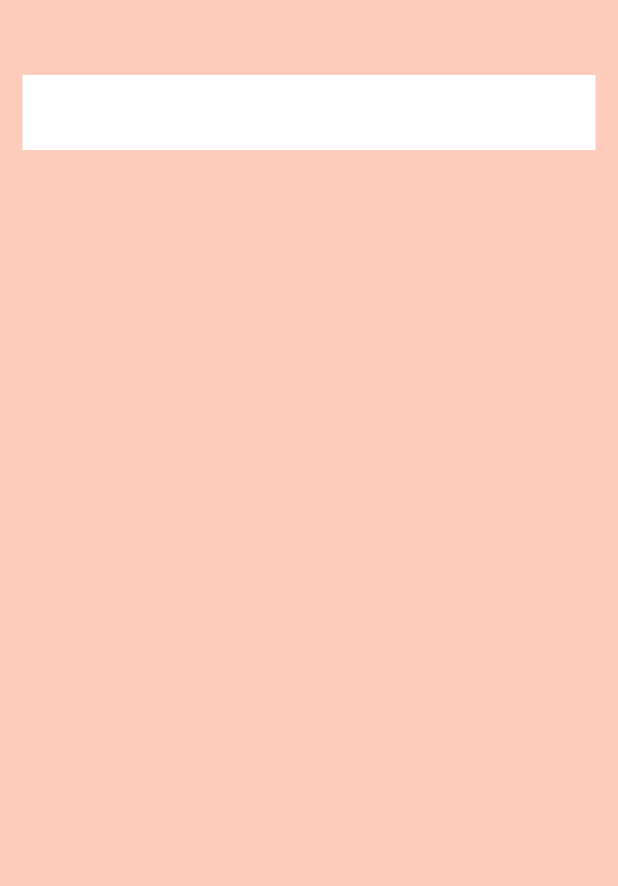
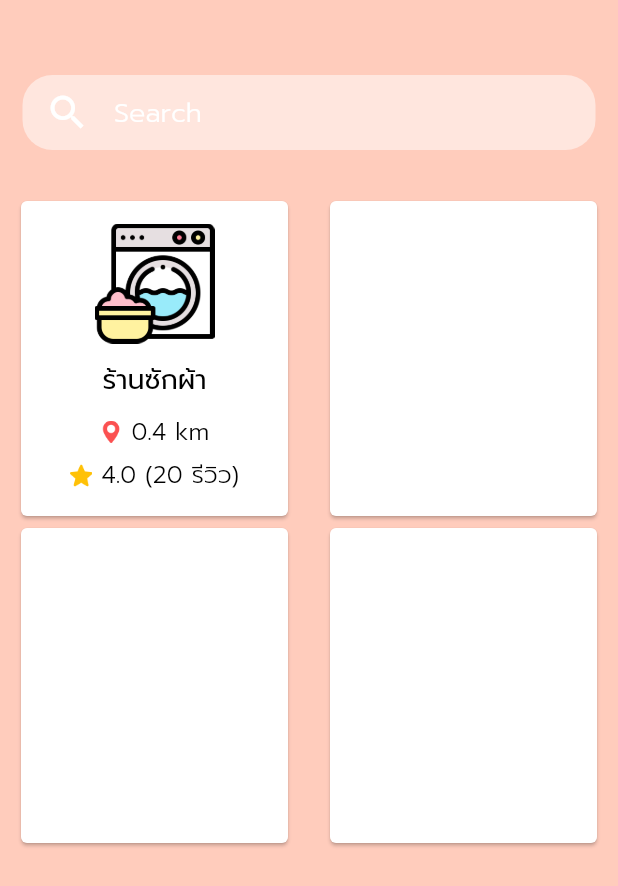
Before and after one commit to maysmiler/Final-Project, a Flutter app: the HomePage screen opened directly, on a phone screen of 412 x 824 dp. Shown: the top 886 px of the screen. Run offline on Flutter 3.47's test engine with Material 2 defaults, Android fonts, the phone set to English and light mode, and no system bars; our stand-ins replace curved_navigation_bar, smooth_star_rating.

```diff
--- a/newlaundry/lib/main.dart
+++ b/newlaundry/lib/main.dart
@@ -1,10 +1,10 @@
 import 'package:flutter/material.dart';
-//import 'package:curved_navigation_bar/curved_navigation_bar.dart';
-import 'package:newlaundry/signinpage/signinpage.dart';
-// import 'userpage/historypage.dart';
-// import 'userpage/homepage.dart';
-// import 'userpage/notificationpage.dart';
-// import 'userpage/profilepage.dart';
+import 'package:curved_navigation_bar/curved_navigation_bar.dart';
+//import 'package:newlaundry/signinpage/signinpage.dart';
+import 'userpage/historypage.dart';
+import 'userpage/homepage.dart';
+import 'userpage/notificationpage.dart';
+import 'userpage/profilepage.dart';
 
 void main() => runApp(MyApp());
 
@@ -14,42 +14,42 @@ class MyApp extends StatefulWidget {
 }
 
 class _MyAppState extends State<MyApp> {
-  // int _currentIndex = 0;
+  int _currentIndex = 0;
 
-  // final _pageActive = [
-  //   HomePage(),
-  //   HistoryPage(),
-  //   NotificationPage(),
-  //   ProfilePage(),
-  // ];
+  final _pageActive = [
+    HomePage(),
+    HistoryPage(),
+    NotificationPage(),
+    ProfilePage(),
+  ];
 
   @override
   Widget build(BuildContext context) {
     return MaterialApp(
       debugShowCheckedModeBanner: false,
-      home: SignInPage(),
-      // home: Scaffold(
-      //   body: _pageActive[_currentIndex],
-      //   bottomNavigationBar: CurvedNavigationBar(
-      //     onTap: (int index) {
-      //       setState(() {
-      //         _currentIndex = index;
-      //       });
-      //     },
-      //     height: 60,
-      //     items: <Widget>[
-      //       Icon(Icons.home, size: 30, color: Colors.white),
-      //       Icon(Icons.history, size: 30, color: Colors.white),
-      //       Icon(Icons.notifications_active, size: 30, color: Colors.white),
-      //       Icon(Icons.perm_identity, size: 30, color: Colors.white),
-      //     ],
-      //     color: Colors.redAccent[100],
-      //     backgroundColor: Colors.deepOrange[100],
-      //     buttonBackgroundColor: Colors.redAccent[100],
-      //     animationCurve: Curves.easeInOut,
-      //     animationDuration: Duration(milliseconds: 600),
-      //   ),
-      // ),
+      //home: SignInPage(),
+      home: Scaffold(
+        body: _pageActive[_currentIndex],
+        bottomNavigationBar: CurvedNavigationBar(
+          onTap: (int index) {
+            setState(() {
+              _currentIndex = index;
+            });
+          },
+          height: 60,
+          items: <Widget>[
+            Icon(Icons.home, size: 30, color: Colors.white),
+            Icon(Icons.history, size: 30, color: Colors.white),
+            Icon(Icons.notifications_active, size: 30, color: Colors.white),
+            Icon(Icons.perm_identity, size: 30, color: Colors.white),
+          ],
+          color: Colors.redAccent[100],
+          backgroundColor: Colors.deepOrange[100],
+          buttonBackgroundColor: Colors.redAccent[100],
+          animationCurve: Curves.easeInOut,
+          animationDuration: Duration(milliseconds: 600),
+        ),
+      ),
     );
   }
 }
--- a/newlaundry/lib/userpage/homepage.dart
+++ b/newlaundry/lib/userpage/homepage.dart
@@ -1,5 +1,6 @@
 import 'package:flutter/material.dart';
-//import 'package:newlaundry/widgets/menupage.dart';
+import 'package:newlaundry/widgets/menuempty.dart';
+import 'package:newlaundry/widgets/menupage.dart';
 import 'package:newlaundry/widgets/search_field.dart';
 
 class HomePage extends StatefulWidget {
@@ -19,7 +20,26 @@ class HomePageState extends State<HomePage> {
           ),
           SearchField(),
           SizedBox(height: 30),
-          //MenuPage(),
+          Row(
+            children: [
+              Expanded(
+                child: MenuPage(),
+              ),
+              Expanded(
+                child: MenuEmpty(),
+              ),
+            ],
+          ),
+          Row(
+            children: [
+              Expanded(
+                child: MenuEmpty(),
+              ),
+              Expanded(
+                child: MenuEmpty(),
+              ),
+            ],
+          ),
         ],
       ),
     );
--- a/newlaundry/lib/userpage/profileuser/accountpage.dart
+++ b/newlaundry/lib/userpage/profileuser/accountpage.dart
@@ -37,7 +37,9 @@ class AccountPageState extends State<AccountPage> {
                   fontSize: 20,
                   fontWeight: FontWeight.bold),
             ),
-          )
+          ),
+          SizedBox(height: 30),
+
         ],
       ),
     );
--- /dev/null
+++ b/newlaundry/lib/widgets/menuempty.dart
@@ -0,0 +1,25 @@
+import 'package:flutter/material.dart';
+
+class MenuEmpty extends StatefulWidget {
+  @override
+  MenuEmptyState createState() => MenuEmptyState();
+}
+
+class MenuEmptyState extends State<MenuEmpty> {
+  @override
+  Widget build(BuildContext context) {
+    return Container(
+      margin: EdgeInsets.only(left: 10, right: 10),
+      width: double.maxFinite,
+      child: InkWell(
+        onTap: () => {},
+        child: Card(
+          child: Container(
+            height: 210,
+            width: 0,
+          ),
+        ),
+      ),
+    );
+  }
+}
--- a/newlaundry/lib/widgets/menupage.dart
+++ b/newlaundry/lib/widgets/menupage.dart
@@ -1,4 +1,5 @@
 import 'package:flutter/material.dart';
+import 'package:newlaundry/userpage/menu/menudetail.dart';
 
 class MenuPage extends StatefulWidget {
   @override
@@ -9,14 +10,88 @@ class MenuPageState extends State<MenuPage> {
   @override
   Widget build(BuildContext context) {
     return Container(
-      margin: EdgeInsets.only(left: 15, right: 15),
+      margin: EdgeInsets.only(left: 10, right: 10),
       width: double.maxFinite,
       child: InkWell(
-        onTap: () => {},
+        onTap: () => {
+          Navigator.push(
+            context,
+            MaterialPageRoute(builder: (context) => MenuDetailPage()),
+          ),
+        },
         child: Card(
           child: Container(
-            height: 180,
-            width: 50,
+            height: 210,
+            width: 0,
+            child: Container(
+              margin: EdgeInsets.only(top: 15),
+              child: Column(
+                children: [
+                  Center(
+                    child: Image.asset(
+                      'assets/washing-machine.png',
+                      height: 80,
+                      width: 80,
+                    ),
+                  ),
+                  Container(
+                    margin: EdgeInsets.only(top: 10),
+                    child: Center(
+                      child: Text(
+                        'ร้านซักผ้า',
+                        style: TextStyle(
+                            color: Colors.black,
+                            fontFamily: 'Prompt',
+                            fontSize: 18,
+                            fontWeight: FontWeight.w400),
+                      ),
+                    ),
+                  ),
+                  Container(
+                    margin: EdgeInsets.only(top: 10),
+                    child: Row(
+                      mainAxisAlignment: MainAxisAlignment.center,
+                      children: [
+                        Image.asset(
+                          'assets/location.png',
+                          width: 15,
+                          height: 15,
+                        ),
+                        Text(
+                          ' 0.4 km',
+                          style: TextStyle(
+                              color: Colors.black,
+                              fontFamily: 'Prompt',
+                              fontSize: 16,
+                              fontWeight: FontWeight.w300),
+                        ),
+                      ],
+                    ),
+                  ),
+                  Container(
+                    margin: EdgeInsets.only(top: 5),
+                    child: Row(
+                      mainAxisAlignment: MainAxisAlignment.center,
+                      children: [
+                        Image.asset(
+                          'assets/start.png',
+                          width: 15,
+                          height: 15,
+                        ),
+                        Text(
+                          ' 4.0 (20 รีวิว)',
+                          style: TextStyle(
+                              color: Colors.black,
+                              fontFamily: 'Prompt',
+                              fontSize: 16,
+                              fontWeight: FontWeight.w300),
+                        ),
+                      ],
+                    ),
+                  ),
+                ],
+              ),
+            ),
           ),
         ),
       ),
--- a/newlaundry/lib/widgets/search_field.dart
+++ b/newlaundry/lib/widgets/search_field.dart
@@ -6,9 +6,24 @@ class SearchField extends StatelessWidget {
     return Container(
       margin: EdgeInsets.only(top: 30, left: 15, right: 15),
       child: Container(
+        padding: EdgeInsets.symmetric(horizontal: 15),
         height: 50,
         width: 100,
-        color: Colors.white,
+        decoration: BoxDecoration(
+            color: Colors.white.withOpacity(0.5),
+            borderRadius: BorderRadius.circular(20)),
+        child: TextField(
+          decoration: InputDecoration(
+              enabledBorder: InputBorder.none,
+              focusedBorder: InputBorder.none,
+              icon: Icon(Icons.search, size: 30, color: Colors.white),
+              hintText: 'Search',
+              hintStyle: TextStyle(
+                  color: Colors.white,
+                  fontFamily: 'Prompt',
+                  fontSize: 18,
+                  fontWeight: FontWeight.w300)),
+        ),
       ),
     );
   }
```
Also changed, not shown: newlaundry/lib/userpage/menu/menudetail.dart (added, +216 -0 lines), newlaundry/lib/userpage/menu/menuservice.dart (added, +69 -0 lines), newlaundry/pubspec.yaml (+9 -0 lines), newlaundry/assets/location.png (added), newlaundry/assets/shop1.png (added), newlaundry/assets/start.png (added), newlaundry/assets/washing-machine.png (added), newlaundry/pubspec.lock.
